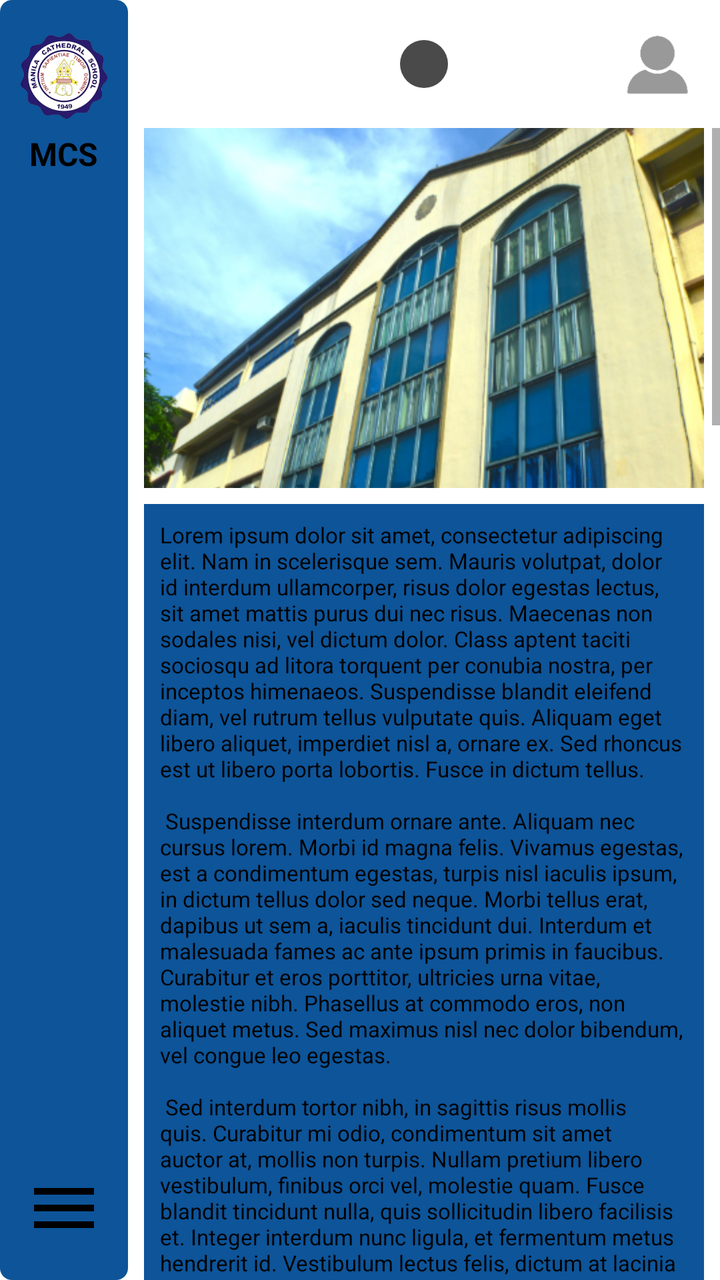
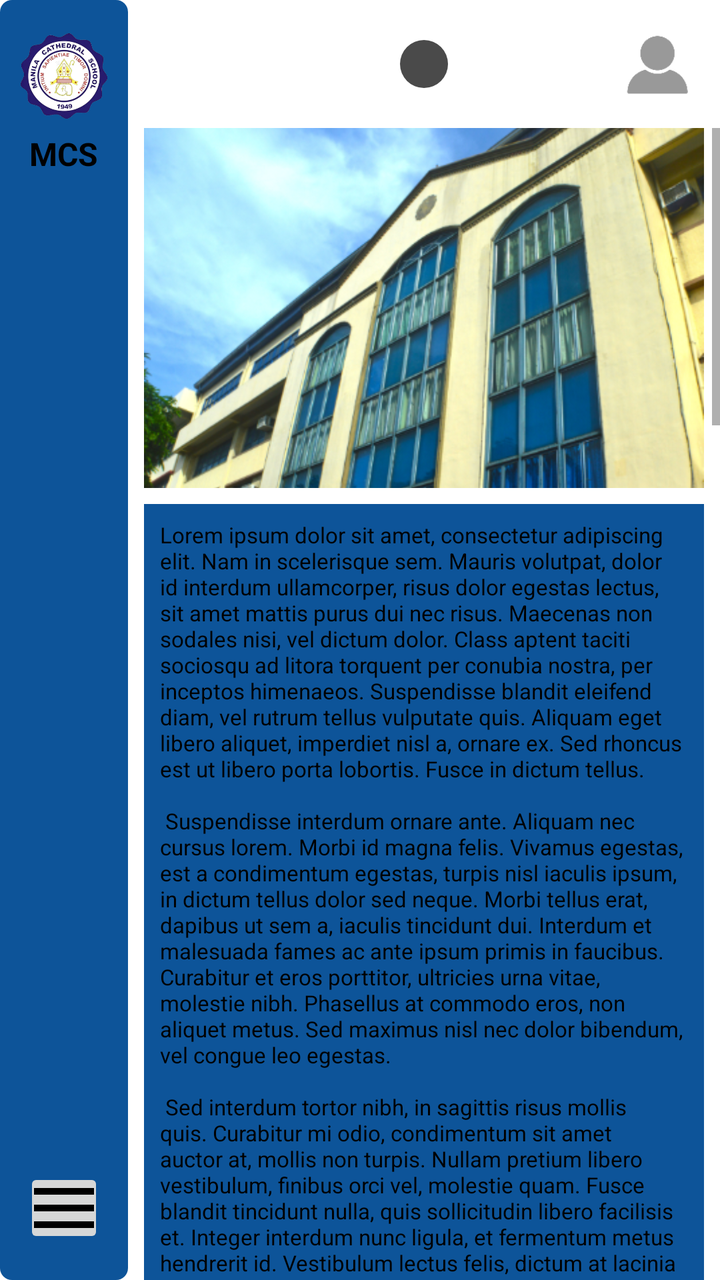

Compare the two renders of this Android layout. The source of the first and the diff that turns it into the second are given below.
<!-- AndroidManifest.xml: application theme Theme.SurelyPresent -->
<!-- res/layout/main_dashboard.xml -->
<?xml version="1.0" encoding="utf-8"?>
<LinearLayout xmlns:android="http://schemas.android.com/apk/res/android"
    xmlns:tools="http://schemas.android.com/tools"
    android:layout_width="match_parent"
    android:layout_height="match_parent"
    android:background="@color/white"
    android:baselineAligned="false"
    android:orientation="horizontal"
    tools:ignore="DisableBaselineAlignment">

    
    <LinearLayout
        android:layout_width="64dp"
        android:layout_height="match_parent"
        android:background="@drawable/sidebar_blue"
        android:gravity="center_horizontal"
        android:orientation="vertical"
        android:paddingTop="16dp"
        android:paddingBottom="16dp">

        <ImageView
            android:id="@+id/imgLogo"
            android:layout_width="44dp"
            android:layout_height="44dp"
            android:src="@drawable/mcs_logo"
            android:contentDescription="MCS logo"
            tools:ignore="HardcodedText" />

        <TextView
            android:id="@+id/tvSchoolName"
            android:layout_width="wrap_content"
            android:layout_height="wrap_content"
            android:layout_marginTop="6dp"
            android:text="MCS"
            android:textColor="@color/black"
            android:textSize="16sp"
            android:textStyle="bold" />

        
        <View
            android:layout_width="0dp"
            android:layout_height="0dp"
            android:layout_weight="1" />

        <ImageView
            android:id="@+id/btnMenu"
            android:layout_width="40dp"
            android:layout_height="40dp"
            android:src="@drawable/ic_menu"
            android:contentDescription="Menu" />
    </LinearLayout>

    
    <LinearLayout
        android:layout_width="0dp"
        android:layout_height="match_parent"
        android:layout_weight="1"
        android:orientation="vertical">

        
        <RelativeLayout
            android:layout_width="match_parent"
            android:layout_height="64dp"
            android:paddingStart="12dp"
            android:paddingEnd="12dp">

            <View
                android:id="@+id/ringIndicator"
                android:layout_width="24dp"
                android:layout_height="24dp"
                android:layout_centerInParent="true"
                android:background="@drawable/circle_button" />

            <ImageView
                android:id="@+id/btnProfile"
                android:layout_width="40dp"
                android:layout_height="40dp"
                android:layout_alignParentEnd="true"
                android:layout_centerVertical="true"
                android:src="@drawable/ic_person"
                android:contentDescription="Profile" />
        </RelativeLayout>

        
        <ScrollView
            android:layout_width="match_parent"
            android:layout_height="0dp"
            android:layout_weight="1"
            android:fillViewport="true"
            android:scrollbars="vertical">

            <LinearLayout
                android:layout_width="match_parent"
                android:layout_height="wrap_content"
                android:orientation="vertical"
                android:paddingStart="8dp"
                android:paddingEnd="8dp"
                android:paddingBottom="16dp">

                <ImageView
                    android:id="@+id/imgBuilding"
                    android:layout_width="match_parent"
                    android:layout_height="180dp"
                    android:scaleType="centerCrop"
                    android:src="@drawable/img_building" />

                <TextView
                    android:id="@+id/tvDesc1"
                    style="@style/FeedText"
                    android:text="@string/lorem_ipsum" />

                <ImageView
                    android:id="@+id/imgEnroll"
                    android:layout_width="match_parent"
                    android:layout_height="180dp"
                    android:layout_marginTop="12dp"
                    android:scaleType="centerCrop"
                    android:src="@drawable/img_enroll" />

                <TextView
                    android:id="@+id/tvDesc2"
                    style="@style/FeedText"
                    android:text="@string/lorem_ipsum" />

                <ImageView
                    android:id="@+id/imgBeMcsian"
                    android:layout_width="match_parent"
                    android:layout_height="221dp"
                    android:layout_marginTop="12dp"
                    android:scaleType="centerCrop"
                    android:src="@drawable/img_be_mcsian" />
            </LinearLayout>
        </ScrollView>
    </LinearLayout>
</LinearLayout>
<!-- resources referenced by this layout -->
<resources>
  <color name="black">#FF000000</color>
  <color name="white">#FFFFFFFF</color>
  <!-- drawable sidebar_blue (drawable) -->
  <?xml version="1.0" encoding="utf-8"?>
  <shape xmlns:android="http://schemas.android.com/apk/res/android"
      android:shape="rectangle">
      <solid android:color="#0D5499" />
      <corners android:radius="6dp" />
  </shape>
  <string name="lorem_ipsum">
          Lorem ipsum dolor sit amet, consectetur adipiscing elit. Nam in scelerisque sem. Mauris
          volutpat, dolor id interdum ullamcorper, risus dolor egestas lectus, sit amet mattis purus
          dui nec risus. Maecenas non sodales nisi, vel dictum dolor. Class aptent taciti sociosqu ad
          litora torquent per conubia nostra, per inceptos himenaeos. Suspendisse blandit eleifend
          diam, vel rutrum tellus vulputate quis. Aliquam eget libero aliquet, imperdiet nisl a,
          ornare ex. Sed rhoncus est ut libero porta lobortis. Fusce in dictum tellus.\n\n
          Suspendisse interdum ornare ante. Aliquam nec cursus lorem. Morbi id magna felis. Vivamus
          egestas, est a condimentum egestas, turpis nisl iaculis ipsum, in dictum tellus dolor sed
          neque. Morbi tellus erat, dapibus ut sem a, iaculis tincidunt dui. Interdum et malesuada
          fames ac ante ipsum primis in faucibus. Curabitur et eros porttitor, ultricies urna vitae,
          molestie nibh. Phasellus at commodo eros, non aliquet metus. Sed maximus nisl nec dolor
          bibendum, vel congue leo egestas.\n\n
          Sed interdum tortor nibh, in sagittis risus mollis quis. Curabitur mi odio, condimentum sit
          amet auctor at, mollis non turpis. Nullam pretium libero vestibulum, finibus orci vel,
          molestie quam. Fusce blandit tincidunt nulla, quis sollicitudin libero facilisis et. Integer
          interdum nunc ligula, et fermentum metus hendrerit id. Vestibulum lectus felis, dictum at
          lacinia sit amet, tristique id quam. Cras eu consequat dui. Suspendisse sodales nunc ligula,
          in lobortis sem porta sed. Integer id ultrices magna, in luctus elit. Sed a pellentesque
          est.\n\n
          Aenean nunc velit, lacinia sed dolor sed, ultrices viverra nulla. Etiam a venenatis nibh.
          Morbi laoreet, tortor sed facilisis varius, nibh orci rhoncus nulla, id elementum leo dui
          non lorem. Nam mollis ipsum quis auctor varius. Quisque elementum eu libero sed commodo. In
          eros nisl, imperdiet vel imperdiet et, scelerisque a mauris. Pellentesque varius ex nunc,
          quis imperdiet eros placerat ac. Duis finibus orci et est auctor tincidunt. Sed non viverra
          ipsum. Nunc quis augue egestas, cursus lorem at, molestie sem. Morbi a consectetur ipsum, a
          placerat diam. Etiam vulputate dignissim convallis. Integer faucibus mauris sit amet finibus
          convallis.\n\n
          Phasellus in aliquet mi. Pellentesque habitant morbi tristique senectus et netus et
          malesuada fames ac turpis egestas. In volutpat arcu ut felis sagittis, in finibus massa
          gravida. Pellentesque id tellus orci. Integer dictum, lorem sed efficitur ullamcorper,
          libero justo consectetur ipsum, in mollis nisl ex sed nisl. Donec maximus ullamcorper
          sodales. Praesent bibendum rhoncus tellus nec feugiat. In a ornare nulla. Donec rhoncus
          libero vel nunc consequat, quis tincidunt nisl eleifend. Cras bibendum enim a justo luctus
          vestibulum. Fusce dictum libero quis erat maximus, vitae volutpat diam dignissim.
      </string>
  <color name="text_card_blue">#0D5499</color>
  <color name="purple_500">#FF6200EE</color>
  <color name="purple_700">#FF3700B3</color>
  <color name="teal_200">#FF03DAC5</color>
  <color name="teal_700">#FF018786</color>
  <!-- unchanged entries left out for length: 9 -->
</resources>

<!-- the commit's change to res/layout/main_dashboard.xml (unified diff, before → after) -->
@@ -42,7 +42,7 @@
             android:layout_height="0dp"
             android:layout_weight="1" />
 
-        <ImageView
+        <ImageButton
             android:id="@+id/btnMenu"
             android:layout_width="40dp"
             android:layout_height="40dp"
